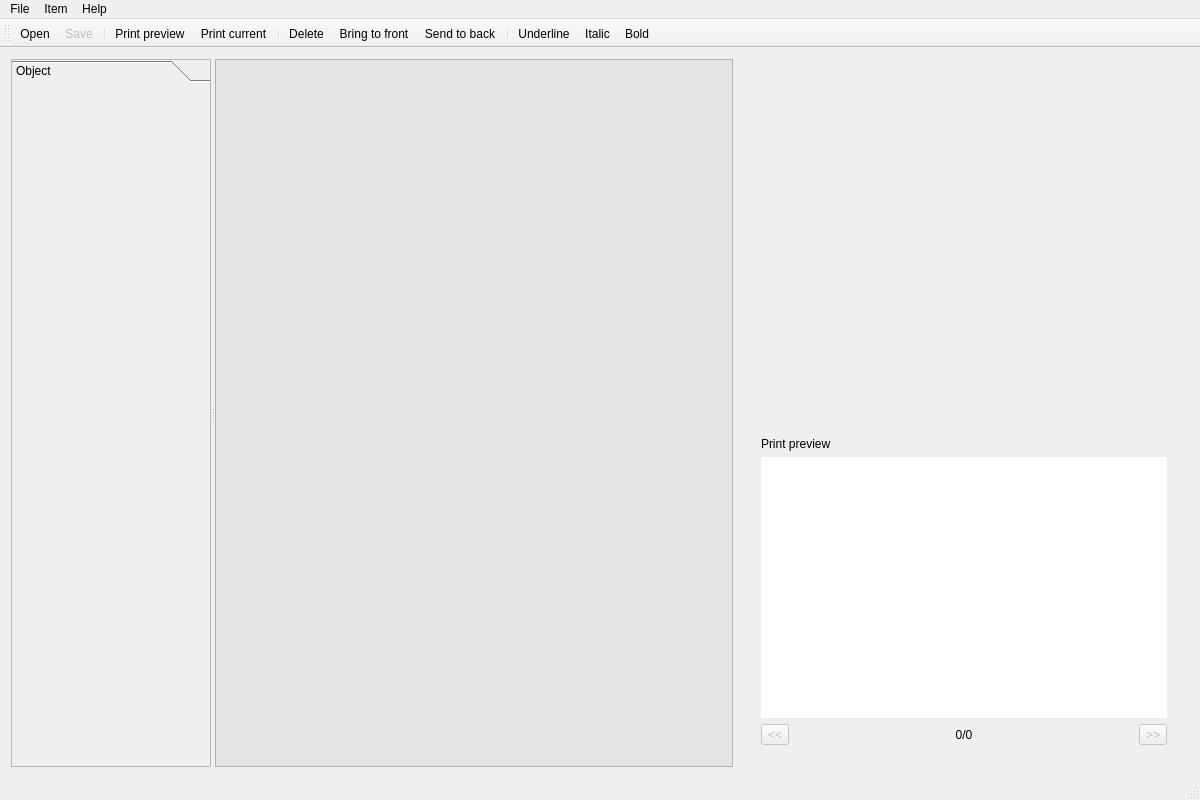
The window that HoruxCardDesigner/horuxdesigner.ui (BackupTheBerlios/horux-svn) describes before a commit, drawn with Qt 5.
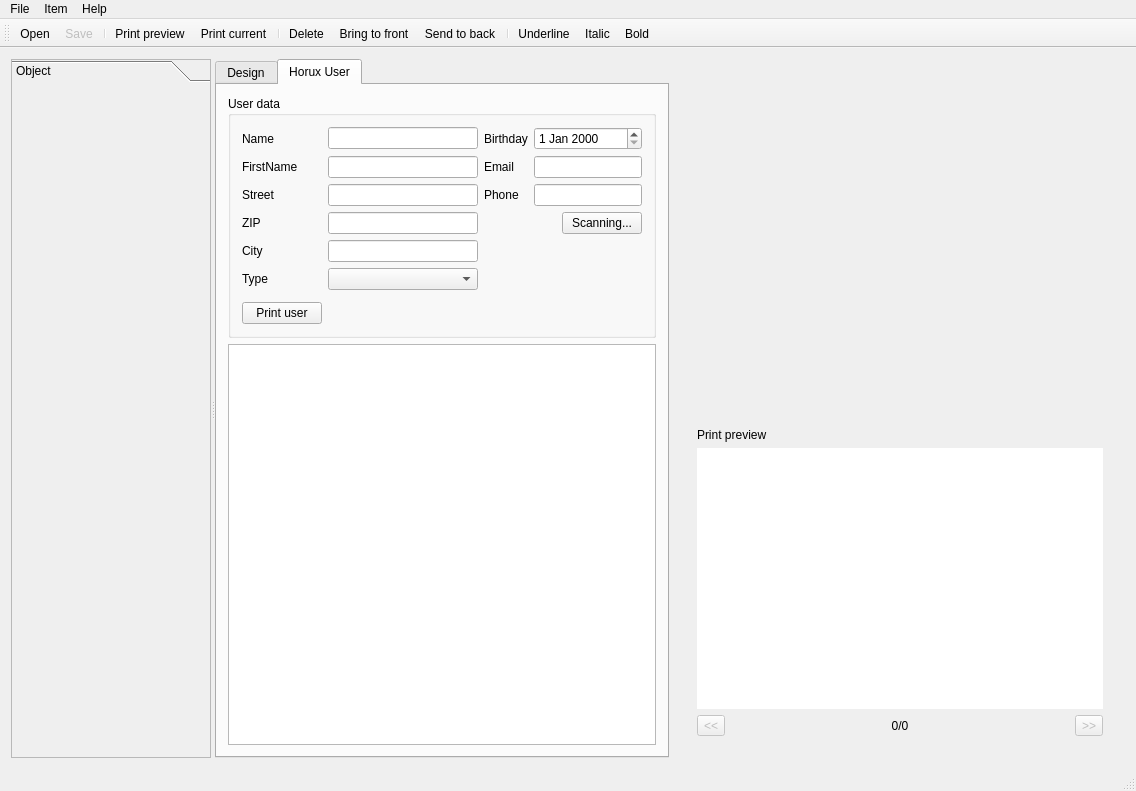
The same window after the commit. Icons and pictures are not drawn.

```diff
--- a/HoruxCardDesigner/horuxdesigner.ui
+++ b/HoruxCardDesigner/horuxdesigner.ui
@@ -6,85 +6,15 @@
    <rect>
     <x>0</x>
     <y>0</y>
-    <width>1200</width>
-    <height>800</height>
+    <width>1136</width>
+    <height>791</height>
    </rect>
   </property>
   <property name="windowTitle">
    <string>Horux Card Designer</string>
   </property>
   <widget class="QWidget" name="centralWidget">
-   <layout class="QGridLayout" name="gridLayout">
-    <item row="0" column="0">
-     <widget class="QSplitter" name="splitter">
-      <property name="orientation">
-       <enum>Qt::Horizontal</enum>
-      </property>
-      <widget class="QToolBox" name="toolbox">
-       <property name="minimumSize">
-        <size>
-         <width>200</width>
-         <height>0</height>
-        </size>
-       </property>
-       <property name="maximumSize">
-        <size>
-         <width>200</width>
-         <height>16777215</height>
-        </size>
-       </property>
-       <property name="styleSheet">
-        <string notr="true"/>
-       </property>
-       <property name="frameShape">
-        <enum>QFrame::StyledPanel</enum>
-       </property>
-       <property name="currentIndex">
-        <number>0</number>
-       </property>
-       <widget class="QWidget" name="page_2">
-        <property name="geometry">
-         <rect>
-          <x>0</x>
-          <y>0</y>
-          <width>198</width>
-          <height>681</height>
-         </rect>
-        </property>
-        <attribute name="label">
-         <string>Object</string>
-        </attribute>
-       </widget>
-      </widget>
-      <widget class="QGraphicsView" name="graphicsView">
-       <property name="styleSheet">
-        <string notr="true">background-color: rgb(228, 228, 228);
-background-image: url(:/images/filigrane.png);</string>
-       </property>
-       <property name="frameShape">
-        <enum>QFrame::StyledPanel</enum>
-       </property>
-       <property name="frameShadow">
-        <enum>QFrame::Raised</enum>
-       </property>
-       <property name="verticalScrollBarPolicy">
-        <enum>Qt::ScrollBarAsNeeded</enum>
-       </property>
-       <property name="horizontalScrollBarPolicy">
-        <enum>Qt::ScrollBarAsNeeded</enum>
-       </property>
-       <property name="alignment">
-        <set>Qt::AlignLeading|Qt::AlignLeft|Qt::AlignTop</set>
-       </property>
-       <property name="renderHints">
-        <set>QPainter::Antialiasing|QPainter::TextAntialiasing</set>
-       </property>
-       <property name="resizeAnchor">
-        <enum>QGraphicsView::NoAnchor</enum>
-       </property>
-      </widget>
-     </widget>
-    </item>
+   <layout class="QGridLayout" name="gridLayout_2">
     <item row="0" column="1">
      <layout class="QVBoxLayout" name="verticalLayout">
       <item>
@@ -192,6 +122,250 @@
       </item>
      </layout>
     </item>
+    <item row="0" column="0">
+     <widget class="QSplitter" name="splitter">
+      <property name="orientation">
+       <enum>Qt::Horizontal</enum>
+      </property>
+      <widget class="QToolBox" name="toolbox">
+       <property name="minimumSize">
+        <size>
+         <width>200</width>
+         <height>0</height>
+        </size>
+       </property>
+       <property name="maximumSize">
+        <size>
+         <width>200</width>
+         <height>16777215</height>
+        </size>
+       </property>
+       <property name="styleSheet">
+        <string notr="true"/>
+       </property>
+       <property name="frameShape">
+        <enum>QFrame::StyledPanel</enum>
+       </property>
+       <property name="currentIndex">
+        <number>0</number>
+       </property>
+       <widget class="QWidget" name="page_2">
+        <property name="geometry">
+         <rect>
+          <x>0</x>
+          <y>0</y>
+          <width>190</width>
+          <height>672</height>
+         </rect>
+        </property>
+        <attribute name="label">
+         <string>Object</string>
+        </attribute>
+       </widget>
+      </widget>
+      <widget class="QTabWidget" name="cardMode">
+       <property name="enabled">
+        <bool>true</bool>
+       </property>
+       <property name="currentIndex">
+        <number>1</number>
+       </property>
+       <widget class="QWidget" name="tab">
+        <attribute name="title">
+         <string>Design</string>
+        </attribute>
+        <layout class="QGridLayout" name="gridLayout">
+         <item row="0" column="0">
+          <widget class="QGraphicsView" name="graphicsView">
+           <property name="styleSheet">
+            <string notr="true">background-color: rgb(228, 228, 228);
+background-image: url(:/images/filigrane.png);</string>
+           </property>
+           <property name="frameShape">
+            <enum>QFrame::StyledPanel</enum>
+           </property>
+           <property name="frameShadow">
+            <enum>QFrame::Raised</enum>
+           </property>
+           <property name="verticalScrollBarPolicy">
+            <enum>Qt::ScrollBarAsNeeded</enum>
+           </property>
+           <property name="horizontalScrollBarPolicy">
+            <enum>Qt::ScrollBarAsNeeded</enum>
+           </property>
+           <property name="alignment">
+            <set>Qt::AlignLeading|Qt::AlignLeft|Qt::AlignTop</set>
+           </property>
+           <property name="renderHints">
+            <set>QPainter::Antialiasing|QPainter::TextAntialiasing</set>
+           </property>
+           <property name="resizeAnchor">
+            <enum>QGraphicsView::NoAnchor</enum>
+           </property>
+          </widget>
+         </item>
+        </layout>
+       </widget>
+       <widget class="QWidget" name="tab_2">
+        <attribute name="title">
+         <string>Horux User</string>
+        </attribute>
+        <layout class="QVBoxLayout" name="verticalLayout_4">
+         <item>
+          <widget class="QGroupBox" name="groupBox">
+           <property name="title">
+            <string>User data</string>
+           </property>
+           <layout class="QGridLayout" name="gridLayout_3">
+            <item row="0" column="0">
+             <widget class="QLabel" name="label_2">
+              <property name="text">
+               <string>Name</string>
+              </property>
+              <property name="buddy">
+               <cstring>name</cstring>
+              </property>
+             </widget>
+            </item>
+            <item row="0" column="1">
+             <widget class="QLineEdit" name="name"/>
+            </item>
+            <item row="0" column="2">
+             <widget class="QLabel" name="label_4">
+              <property name="text">
+               <string>Birthday</string>
+              </property>
+              <property name="buddy">
+               <cstring>birthday</cstring>
+              </property>
+             </widget>
+            </item>
+            <item row="0" column="3" colspan="2">
+             <widget class="QDateEdit" name="birthday"/>
+            </item>
+            <item row="1" column="0">
+             <widget class="QLabel" name="label_3">
+              <property name="text">
+               <string>FirstName</string>
+              </property>
+              <property name="buddy">
+               <cstring>firstName</cstring>
+              </property>
+             </widget>
+            </item>
+            <item row="1" column="1">
+             <widget class="QLineEdit" name="firstName"/>
+            </item>
+            <item row="1" column="2">
+             <widget class="QLabel" name="label_8">
+              <property name="text">
+               <string>Email</string>
+              </property>
+              <property name="buddy">
+               <cstring>email</cstring>
+              </property>
+             </widget>
+            </item>
+            <item row="1" column="3" colspan="2">
+             <widget class="QLineEdit" name="email"/>
+            </item>
+            <item row="2" column="0">
+             <widget class="QLabel" name="label_5">
+              <property name="text">
+               <string>Street</string>
+              </property>
+              <property name="buddy">
+               <cstring>street</cstring>
+              </property>
+             </widget>
+            </item>
+            <item row="2" column="1">
+             <widget class="QLineEdit" name="street"/>
+            </item>
+            <item row="2" column="2">
+             <widget class="QLabel" name="label_9">
+              <property name="text">
+               <string>Phone</string>
+              </property>
+              <property name="buddy">
+               <cstring>phone</cstring>
+              </property>
+             </widget>
+            </item>
+            <item row="2" column="3" colspan="2">
+             <widget class="QLineEdit" name="phone"/>
+            </item>
+            <item row="3" column="0">
+             <widget class="QLabel" name="label_6">
+              <property name="text">
+               <string>ZIP</string>
+              </property>
+              <property name="buddy">
+               <cstring>zip</cstring>
+              </property>
+             </widget>
+            </item>
+            <item row="3" column="1">
+             <widget class="QLineEdit" name="zip"/>
+            </item>
+            <item row="3" column="2" rowspan="4" colspan="2">
+             <widget class="QLabel" name="picture">
+              <property name="text">
+               <string/>
+              </property>
+              <property name="pixmap">
+               <pixmap resource="ressource.qrc">:/images/unknown.jpg</pixmap>
+              </property>
+             </widget>
+            </item>
+            <item row="3" column="4">
+             <widget class="QPushButton" name="pushButton">
+              <property name="text">
+               <string>Scanning...</string>
+              </property>
+             </widget>
+            </item>
+            <item row="9" column="0">
+             <widget class="QPushButton" name="addUser">
+              <property name="text">
+               <string>Print user</string>
+              </property>
+             </widget>
+            </item>
+            <item row="5" column="0">
+             <widget class="QLabel" name="label_10">
+              <property name="text">
+               <string>Type</string>
+              </property>
+             </widget>
+            </item>
+            <item row="4" column="0">
+             <widget class="QLabel" name="label_7">
+              <property name="text">
+               <string>City</string>
+              </property>
+              <property name="buddy">
+               <cstring>city</cstring>
+              </property>
+             </widget>
+            </item>
+            <item row="4" column="1">
+             <widget class="QLineEdit" name="city"/>
+            </item>
+            <item row="5" column="1">
+             <widget class="QComboBox" name="userType"/>
+            </item>
+           </layout>
+          </widget>
+         </item>
+         <item>
+          <widget class="QTableWidget" name="tableWidget"/>
+         </item>
+        </layout>
+       </widget>
+      </widget>
+     </widget>
+    </item>
    </layout>
   </widget>
   <widget class="QMenuBar" name="menuBar">
@@ -199,8 +373,8 @@
     <rect>
      <x>0</x>
      <y>0</y>
-     <width>1200</width>
-     <height>20</height>
+     <width>1136</width>
+     <height>21</height>
     </rect>
    </property>
    <widget class="QMenu" name="menuFormat">
```
Left out of the diff: 19 changed lines with no effect on the pictures.
